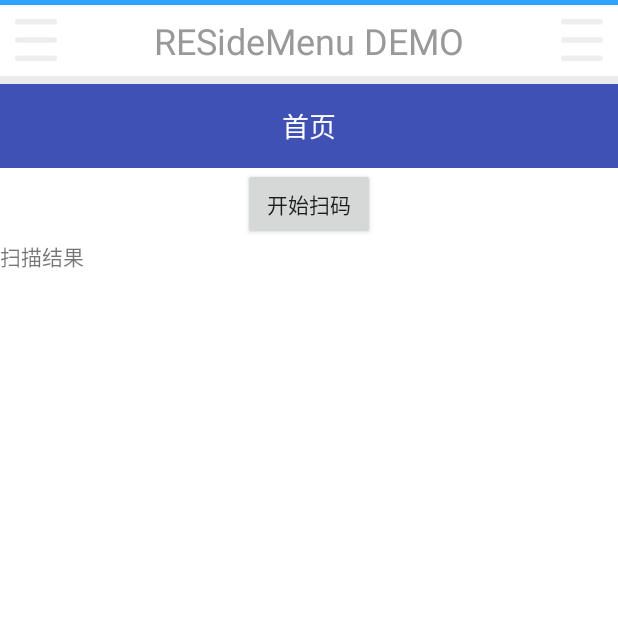
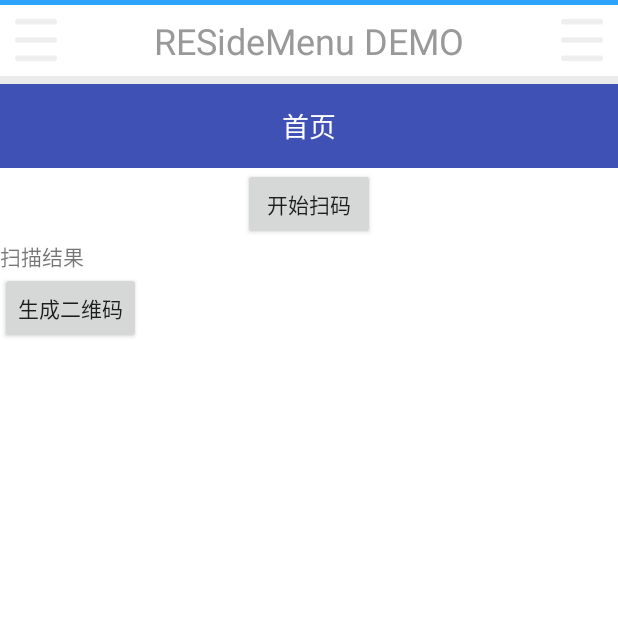
Before and after one commit to nieyuqi/MyApp, an Android app: the screen it shows after launch (MainActivity), on a phone screen of 412 x 824 dp, the top half of it. Run offline under Robolectric (Android 15) with nearby library versions, the phone set to English and light mode, and no system bars; libraries missing offline, so code that uses them is left out: com.special, org.litepal.tablemanager; 13 statements that could not run were skipped.

Commit message:
生成二维码

```diff
--- a/app/src/main/java/com/example/nyq/myapp/fragment/AddFragment.java
+++ b/app/src/main/java/com/example/nyq/myapp/fragment/AddFragment.java
@@ -10,8 +10,10 @@ import android.view.LayoutInflater;
 import android.view.View;
 import android.view.ViewGroup;
 import android.widget.Button;
+import android.widget.ImageView;
 import android.widget.TextView;
 
+import com.ZXingUtils;
 import com.dommy.qrcode.util.Constant;
 import com.example.nyq.myapp.R;
 import com.google.zxing.activity.CaptureActivity;
@@ -26,6 +28,8 @@ public class AddFragment extends Fragment implements View.OnClickListener {
 
     Button btnQrCode; // 扫码
     TextView tvResult; // 结果
+    private Button prodZing;
+    private ImageView zingIv;
 
     @Nullable
     @Override
@@ -40,7 +44,12 @@ public class AddFragment extends Fragment implements View.OnClickListener {
 
     private void initView(View view) {
         btnQrCode = (Button) view.findViewById(com.dommy.qrcode.R.id.btn_qrcode);
+        prodZing = (Button) view.findViewById(R.id.prod_zing);
+        zingIv = (ImageView) view.findViewById(R.id.zing_iv);
+
         btnQrCode.setOnClickListener(this);
+        prodZing.setOnClickListener(this);
+
 
         tvResult = (TextView) view.findViewById(com.dommy.qrcode.R.id.txt_result);
     }
@@ -55,12 +64,18 @@ public class AddFragment extends Fragment implements View.OnClickListener {
 
     @Override
     public void onClick(View view) {
-        int i = view.getId();
-        if (i == com.dommy.qrcode.R.id.btn_qrcode) {
-//            startQrCode();
-//            SQLiteDatabase database = Connector.getDatabase();
+
+        switch (view.getId()) {
+            case R.id.prod_zing:
 
 
+                zingIv.setImageBitmap(ZXingUtils.createQRImage("www.", 500, 500));
+                break;
+
+            case R.id.btn_qrcode:
+
+                startQrCode();
+                break;
         }
     }
 
--- a/app/src/main/res/layout/add_fragment2.xml
+++ b/app/src/main/res/layout/add_fragment2.xml
@@ -21,4 +21,14 @@
         android:layout_width="wrap_content"
         android:layout_height="wrap_content"
         android:text="扫描结果" />
+
+    <Button
+        android:text="生成二维码"
+        android:layout_width="wrap_content"
+        android:layout_height="wrap_content"
+        android:id="@+id/prod_zing"/>
+    <ImageView
+        android:layout_width="wrap_content"
+        android:layout_height="wrap_content"
+        android:id="@+id/zing_iv"/>
 </LinearLayout>
```
